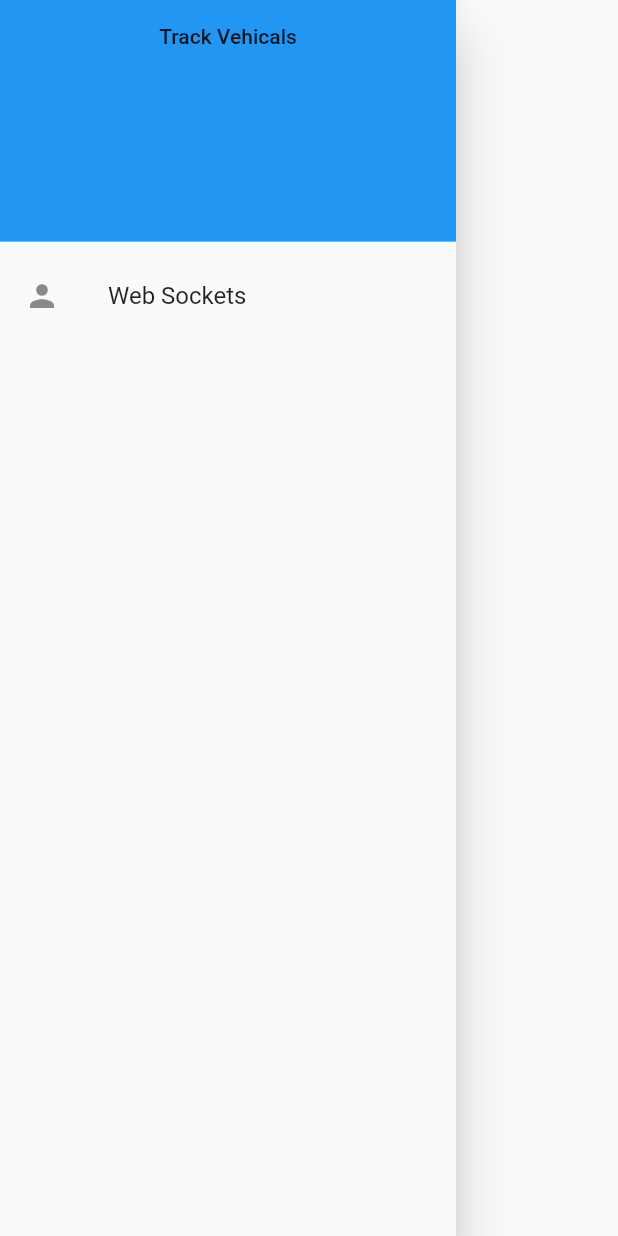
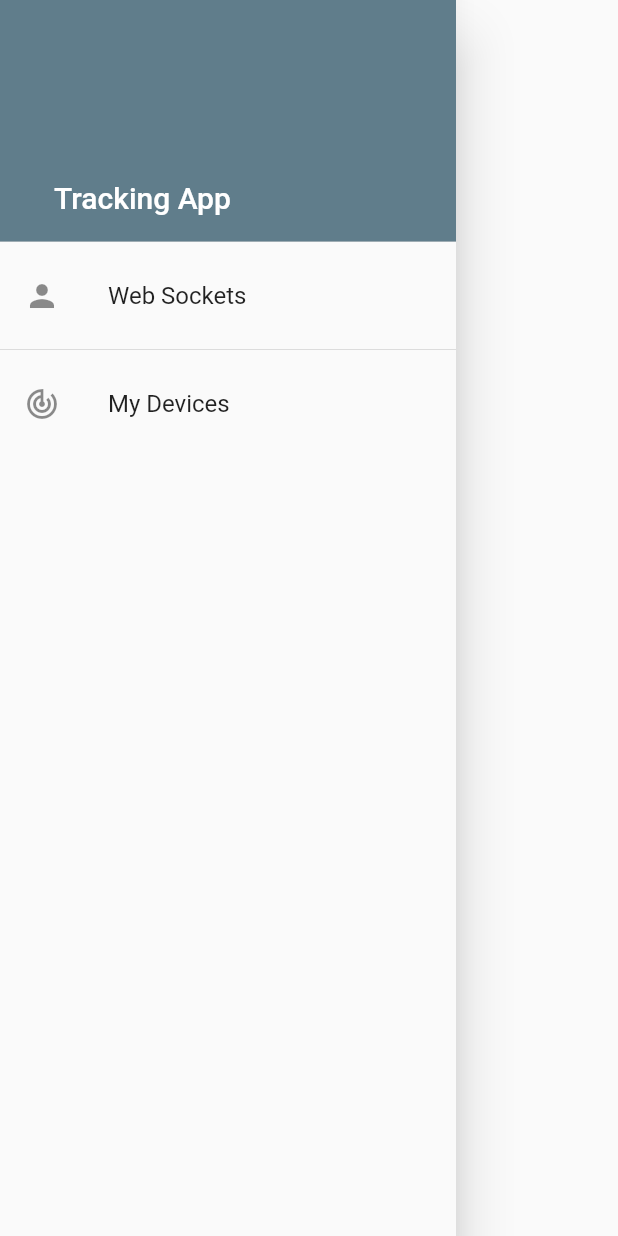
Before and after one commit to sm2x/flutter_tracking_app, a Flutter app: the DrawerLayout widget shown alone on an empty page, opened directly, on a phone screen of 412 x 824 dp. Run offline on Flutter 3.47's test engine with Material 2 defaults, Android fonts, the phone set to English and light mode, and no system bars; our stand-ins replace dio, font_awesome_flutter, google_maps_flutter, pull_to_refresh; missing offline and left inert: google_map_polyline, pedantic, permission, traccar_client.

Commit message:
devices,and device positions on map in progress

```diff
--- /dev/null
+++ b/lib/config/config.dart
@@ -0,0 +1,3 @@
+const String serverProtocol = "http://";
+const String serverUrl = "vt.monarchtrack.com:8082";
+const String userToken = "389tMUnpM8DHDZrGIYyyu5PPtKezxUJ3";
--- a/lib/models/device.model.dart
+++ /dev/null
@@ -1,14 +0,0 @@
-import './devicePositions.model.dart';
-
-class Device {
-  final int id;
-  String uniqueId;
-  int groupId;
-  String name;
-  double batteryLevel;
-  int keepAlive;
-  bool isDisabled;
-  bool isActive;
-  DevicePosition position;
-  Device({this.id});
-}
--- a/lib/models/devicePositions.model.dart
+++ /dev/null
@@ -1,24 +0,0 @@
-import 'package:google_maps_flutter/google_maps_flutter.dart';
-
-class DevicePosition {
-  final int id;
-  final LatLng point;
-  final double accuracy;
-  final double altitude;
-  final double speed;
-  final double distance;
-  final double totalDistance;
-  final String address;
-  final DateTime date;
-  DevicePosition({
-    this.id,
-    this.point,
-    this.accuracy,
-    this.altitude,
-    this.speed,
-    this.distance,
-    this.totalDistance,
-    this.address,
-    this.date,
-  });
-}
--- /dev/null
+++ b/lib/models/user.model.dart
@@ -0,0 +1,6 @@
+class User{
+  String email;
+  String password;
+  User({this.email,this.password});
+
+}
--- /dev/null
+++ b/lib/providers/app_provider.dart
@@ -0,0 +1,43 @@
+import 'package:flutter/cupertino.dart';
+import 'package:flutter/foundation.dart';
+import 'package:flutter_tracking_app/models/user.model.dart';
+import 'package:traccar_client/traccar_client.dart';
+
+class AppProvider with ChangeNotifier {
+  bool isLoggedIn = false;
+  int homeActiveTabIndex = 2;
+  User user = new User(email: 'admin', password: 'monarch@account14');
+  List<Device> devices = [];
+
+  //loggedIn Updates
+  setLoggedIn({bool status}) {
+    isLoggedIn = status;
+  }
+
+  getLoggedIn() {
+    return isLoggedIn;
+  }
+
+  //User states
+  setUser({User user}) {
+    user = user;
+  }
+
+  User getUser() {
+    return user;
+  }
+
+  //Active Tabs//
+  getSelectedTabIndex() => homeActiveTabIndex;
+  setSelectedTabIndex(int index) {
+    homeActiveTabIndex = index;
+    notifyListeners();
+  }
+
+  //Devices
+  List<Device> getDevices() => devices;
+  setDevices(List<Device> devices) {
+    devices = devices;
+    notifyListeners();
+  }
+}
--- a/lib/widgets/layouts/drawer.dart
+++ b/lib/widgets/layouts/drawer.dart
@@ -8,16 +8,37 @@ class DrawerLayout extends StatelessWidget {
       child: ListView(padding: EdgeInsets.zero, children: <Widget>[
         DrawerHeader(
           duration: Duration(milliseconds: 3000),
-          child: Column(children: <Widget>[Text('Track Vehicals')]),
-          decoration: BoxDecoration(color: Colors.blue),
+          child: Stack(
+            children: <Widget>[
+              Column(
+                children: <Widget>[],
+              ),
+              Positioned(
+                bottom: 10,
+                left: 20,
+                child: Text(
+                  'Tracking App',
+                  style: TextStyle(color: Colors.white, fontSize: 20),
+                ),
+              ),
+            ],
+          ),
+          decoration: BoxDecoration(color: Theme.of(context).primaryColor),
         ),
         ListTile(
           leading: Icon(Icons.person),
           title: Text('Web Sockets'),
           onTap: () {
             Navigator.pop(context);
-            Navigator.push(
-                context, MaterialPageRoute(builder: (context) => MySocket()));
+            Navigator.push(context, MaterialPageRoute(builder: (context) => MySocket()));
+          },
+        ),
+        Divider(),
+        ListTile(
+          leading: Icon(Icons.track_changes),
+          title: Text('My Devices'),
+          onTap: () {
+            Navigator.pushNamed(context, '/Devices');
           },
         ),
       ]),
--- a/pubspec.yaml
+++ b/pubspec.yaml
@@ -19,7 +19,7 @@ environment:
 dependencies:
   flutter:
     sdk: flutter
-  google_maps_flutter: ^0.5.21+15
+  google_maps_flutter:
   font_awesome_flutter: ^8.5.0
   web_socket_channel: ^1.1.0
   flutter_socket_io: ^0.6.0
@@ -30,6 +30,7 @@ dependencies:
   pull_to_refresh: 1.5.7
   connectivity: ^0.4.6+2
   provider: ^4.0.2
+  http: ^0.12.0+2
 
   # The following adds the Cupertino Icons font to your application.
   # Use with the CupertinoIcons class for iOS style icons.
```
Also changed, not shown: lib/api-services/traccar_client.service.dart (added, +113 -0 lines), lib/main.dart (+21 -6 lines), lib/models/device.custom.dart (added, +13 -0 lines), lib/screens/home/device_position.dart (added, +203 -0 lines), lib/screens/home/devices.dart (added, +96 -0 lines), lib/screens/home/home_page.dart (+47 -44 lines), lib/utilities/constants.dart (+20 -48 lines), pubspec.lock.
